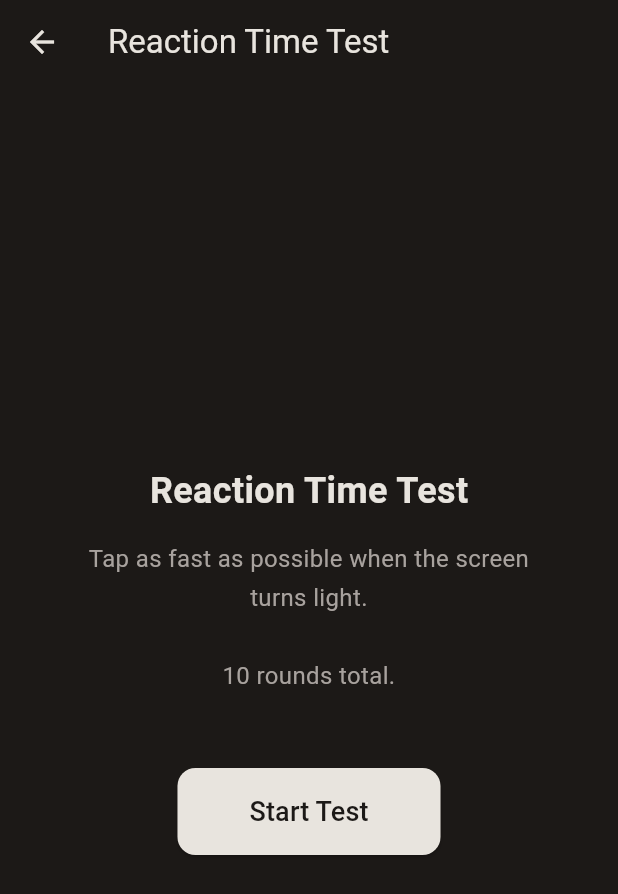
After one commit to rachanaumesh7426/vitalscan_app, a Flutter app: the screen it shows after launch, after a tap on "Reaction Time Test", on a phone screen of 412 x 824 dp. The commit adds this screen. Shown: the top 894 px of the screen. Run offline on Flutter 3.47's test engine with Material 3 defaults, Android fonts, the light colour scheme and no system bars; our stand-ins replace camera, permission_handler.

Commit message:
Add reaction time test screen

```diff
--- a/lib/main.dart
+++ b/lib/main.dart
@@ -1,5 +1,6 @@
 import 'package:flutter/material.dart';
 import 'screens/ppg_screen.dart';
+import 'screens/reaction_time_screen.dart';
 
 void main() {
   runApp(const VitalScanApp());
@@ -116,13 +117,37 @@ class HomeScreen extends StatelessWidget {
                   ),
                 ),
               ),
+              const SizedBox(height: 12),
+              SizedBox(
+                width: double.infinity,
+                child: OutlinedButton(
+                  onPressed: () {
+                    Navigator.push(
+                      context,
+                      MaterialPageRoute(
+                        builder: (_) => const ReactionTimeScreen(),
+                      ),
+                    );
+                  },
+                  style: OutlinedButton.styleFrom(
+                    foregroundColor: const Color.fromARGB(255, 246, 243, 243),
+                    side: const BorderSide(color: Color.fromARGB(255, 241, 240, 240)),
+                    padding: const EdgeInsets.symmetric(vertical: 16),
+                    shape: RoundedRectangleBorder(
+                      borderRadius: BorderRadius.circular(12),
+                    ),
+                  ),
+                  child: const Text('Reaction Time Test',
+                      style: TextStyle(fontSize: 16)),
+                ),
+              ),
               const SizedBox(height: 16),
               const Center(
                 child: Text(
                   'Not a medical device — for screening only',
                   style: TextStyle(
                     fontSize: 12,
-                    color: Color(0xFF6B6661),
+                    color: Color.fromARGB(255, 236, 232, 232),
                   ),
                 ),
               ),
--- /dev/null
+++ b/lib/screens/reaction_time_screen.dart
@@ -0,0 +1,443 @@
+import 'package:flutter/material.dart';
+import 'dart:math';
+import 'dart:async';
+
+class ReactionTimeScreen extends StatefulWidget {
+  const ReactionTimeScreen({super.key});
+
+  @override
+  State<ReactionTimeScreen> createState() => _ReactionTimeScreenState();
+}
+
+class _ReactionTimeScreenState extends State<ReactionTimeScreen> {
+  static const int totalRounds = 10;
+
+  int _round = 0;
+  bool _waiting = false;
+  bool _flashing = false;
+  bool _tooEarly = false;
+  bool _finished = false;
+  DateTime? _flashTime;
+  List<int> _reactionTimes = [];
+  Timer? _timer;
+
+  String get _interpretation {
+    final avg = _average;
+    if (avg < 200) return 'Excellent';
+    if (avg < 250) return 'Good';
+    if (avg < 300) return 'Average';
+    if (avg < 400) return 'Slow';
+    return 'Very slow';
+  }
+
+  String get _neurologicalNote {
+    final avg = _average;
+    if (avg < 250) return 'Normal neurological response';
+    if (avg < 350) return 'Slightly elevated — may indicate fatigue';
+    return 'Elevated — consider rest or medical check';
+  }
+
+  int get _average {
+    if (_reactionTimes.isEmpty) return 0;
+    return (_reactionTimes.reduce((a, b) => a + b) / _reactionTimes.length).round();
+  }
+
+  void _startRound() {
+    if (_round >= totalRounds) return;
+
+    setState(() {
+      _waiting = true;
+      _flashing = false;
+      _tooEarly = false;
+    });
+
+    // Random delay 1.5 to 4 seconds
+    final delay = 1500 + Random().nextInt(2500);
+    _timer = Timer(Duration(milliseconds: delay), () {
+      if (mounted) {
+        setState(() {
+          _flashing = true;
+          _flashTime = DateTime.now();
+        });
+
+        // Auto advance if no tap after 2 seconds
+        _timer = Timer(const Duration(seconds: 2), () {
+          if (mounted && _flashing) {
+            _reactionTimes.add(2000);
+            _nextRound();
+          }
+        });
+      }
+    });
+  }
+
+  void _handleTap() {
+    if (_finished) return;
+
+    if (_flashing && _flashTime != null) {
+      // Valid tap
+      final reactionMs = DateTime.now().difference(_flashTime!).inMilliseconds;
+      _reactionTimes.add(reactionMs);
+      _timer?.cancel();
+      _nextRound();
+    } else if (_waiting) {
+      // Too early
+      _timer?.cancel();
+      setState(() {
+        _tooEarly = true;
+        _waiting = false;
+        _flashing = false;
+      });
+      // Restart round after 1 second
+      Future.delayed(const Duration(seconds: 1), () {
+        if (mounted) _startRound();
+      });
+    }
+  }
+
+  void _nextRound() {
+    setState(() {
+      _round++;
+      _flashing = false;
+      _waiting = false;
+    });
+
+    if (_round >= totalRounds) {
+      setState(() => _finished = true);
+    } else {
+      Future.delayed(const Duration(milliseconds: 800), () {
+        if (mounted) _startRound();
+      });
+    }
+  }
+
+  @override
+  void dispose() {
+    _timer?.cancel();
+    super.dispose();
+  }
+
+  @override
+  Widget build(BuildContext context) {
+    return Scaffold(
+      backgroundColor: _flashing
+          ? const Color(0xFFF2EEE8)
+          : const Color(0xFF1C1917),
+      appBar: _finished || _round == 0
+          ? AppBar(
+              backgroundColor: const Color(0xFF1C1917),
+              foregroundColor: const Color(0xFFE8E4DE),
+              title: const Text('Reaction Time Test'),
+            )
+          : null,
+      body: _finished ? _buildResults() : _buildTest(),
+    );
+  }
+
+  Widget _buildTest() {
+    return GestureDetector(
+      onTap: _waiting || _flashing ? _handleTap : null,
+      behavior: HitTestBehavior.opaque,
+      child: SizedBox(
+        width: double.infinity,
+        height: double.infinity,
+        child: Column(
+          mainAxisAlignment: MainAxisAlignment.center,
+          children: [
+            if (_round == 0) ...[
+              const Text(
+                'Reaction Time Test',
+                style: TextStyle(
+                  fontSize: 24,
+                  fontWeight: FontWeight.bold,
+                  color: Color(0xFFE8E4DE),
+                ),
+              ),
+              const SizedBox(height: 16),
+              const Padding(
+                padding: EdgeInsets.symmetric(horizontal: 40),
+                child: Text(
+                  'Tap as fast as possible when the screen turns light.\n\n10 rounds total.',
+                  textAlign: TextAlign.center,
+                  style: TextStyle(
+                    color: Color(0xFFA8A29E),
+                    fontSize: 16,
+                    height: 1.6,
+                  ),
+                ),
+              ),
+              const SizedBox(height: 48),
+              ElevatedButton(
+                onPressed: _startRound,
+                style: ElevatedButton.styleFrom(
+                  backgroundColor: const Color(0xFFE8E4DE),
+                  foregroundColor: const Color(0xFF1C1917),
+                  padding: const EdgeInsets.symmetric(
+                      horizontal: 48, vertical: 16),
+                  shape: RoundedRectangleBorder(
+                    borderRadius: BorderRadius.circular(12),
+                  ),
+                ),
+                child: const Text('Start Test',
+                    style: TextStyle(fontSize: 18)),
+              ),
+            ] else if (_tooEarly) ...[
+              const Icon(Icons.warning_outlined,
+                  color: Color(0xFF9AA5B1), size: 64),
+              const SizedBox(height: 16),
+              const Text(
+                'Too early!',
+                style: TextStyle(
+                  fontSize: 28,
+                  fontWeight: FontWeight.bold,
+                  color: Color(0xFFE8E4DE),
+                ),
+              ),
+              const SizedBox(height: 8),
+              const Text(
+                'Wait for the screen to flash',
+                style: TextStyle(
+                    color: Color(0xFFA8A29E), fontSize: 16),
+              ),
+            ] else if (_waiting) ...[
+              Text(
+                'Round ${_round + 1} of $totalRounds',
+                style: const TextStyle(
+                    color: Color(0xFF6B6661), fontSize: 14),
+              ),
+              const SizedBox(height: 40),
+              const Text(
+                'Get ready...',
+                style: TextStyle(
+                  fontSize: 32,
+                  color: Color(0xFFE8E4DE),
+                  fontWeight: FontWeight.w300,
+                ),
+              ),
+              const SizedBox(height: 16),
+              const Text(
+                'Tap when screen flashes',
+                style: TextStyle(
+                    color: Color(0xFFA8A29E), fontSize: 16),
+              ),
+            ] else if (_flashing) ...[
+              const Text(
+                'TAP!',
+                style: TextStyle(
+                  fontSize: 64,
+                  fontWeight: FontWeight.bold,
+                  color: Color(0xFF1C1917),
+                ),
+              ),
+            ] else ...[
+              Text(
+                _reactionTimes.isNotEmpty
+                    ? '${_reactionTimes.last} ms'
+                    : '',
+                style: const TextStyle(
+                  fontSize: 48,
+                  fontWeight: FontWeight.bold,
+                  color: Color(0xFFE8E4DE),
+                ),
+              ),
+              const SizedBox(height: 8),
+              Text(
+                '$_round of $totalRounds done',
+                style: const TextStyle(
+                    color: Color(0xFFA8A29E), fontSize: 16),
+              ),
+            ],
+          ],
+        ),
+      ),
+    );
+  }
+
+  Widget _buildResults() {
+    final best = _reactionTimes.reduce(min);
+    final worst = _reactionTimes.reduce(max);
+
+    return SingleChildScrollView(
+      padding: const EdgeInsets.all(24),
+      child: Column(
+        crossAxisAlignment: CrossAxisAlignment.start,
+        children: [
+          const SizedBox(height: 20),
+          const Text(
+            'Reaction Time Results',
+            style: TextStyle(
+              fontSize: 28,
+              fontWeight: FontWeight.bold,
+              color: Color(0xFFE8E4DE),
+            ),
+          ),
+          const SizedBox(height: 24),
+          Container(
+            width: double.infinity,
+            padding: const EdgeInsets.all(24),
+            decoration: BoxDecoration(
+              color: const Color(0xFF262320),
+              borderRadius: BorderRadius.circular(16),
+              border: Border.all(color: const Color(0xFF34302D)),
+            ),
+            child: Column(
+              children: [
+                Text(
+                  '$_average ms',
+                  style: const TextStyle(
+                    fontSize: 56,
+                    fontWeight: FontWeight.bold,
+                    color: Color(0xFFE8E4DE),
+                  ),
+                ),
+                Text(
+                  'Average reaction time',
+                  style: const TextStyle(
+                      color: Color(0xFFA8A29E), fontSize: 14),
+                ),
+                const SizedBox(height: 8),
+                Text(
+                  _interpretation,
+                  style: const TextStyle(
+                    fontSize: 20,
+                    fontWeight: FontWeight.w600,
+                    color: Color(0xFFD5D0C9),
+                  ),
+                ),
+              ],
+            ),
+          ),
+          const SizedBox(height: 16),
+          Row(
+            children: [
+              Expanded(
+                child: Container(
+                  padding: const EdgeInsets.all(16),
+                  decoration: BoxDecoration(
+                    color: const Color(0xFF262320),
+                    borderRadius: BorderRadius.circular(12),
+                    border:
+                        Border.all(color: const Color(0xFF34302D)),
+                  ),
+                  child: Column(
+                    children: [
+                      Text(
+                        '$best ms',
+                        style: const TextStyle(
+                          fontSize: 24,
+                          fontWeight: FontWeight.bold,
+                          color: Color(0xFFE8E4DE),
+                        ),
+                      ),
+                      const Text('Best',
+                          style: TextStyle(
+                              color: Color(0xFFA8A29E),
+                              fontSize: 13)),
+                    ],
+                  ),
+                ),
+              ),
+              const SizedBox(width: 12),
+              Expanded(
+                child: Container(
+                  padding: const EdgeInsets.all(16),
+                  decoration: BoxDecoration(
+                    color: const Color(0xFF262320),
+                    borderRadius: BorderRadius.circular(12),
+                    border:
+                        Border.all(color: const Color(0xFF34302D)),
+                  ),
+                  child: Column(
+                    children: [
+                      Text(
+                        '$worst ms',
+                        style: const TextStyle(
+                          fontSize: 24,
+                          fontWeight: FontWeight.bold,
+                          color: Color(0xFFE8E4DE),
+                        ),
+                      ),
+                      const Text('Worst',
+                          style: TextStyle(
+                              color: Color(0xFFA8A29E),
+                              fontSize: 13)),
+                    ],
+                  ),
+                ),
+              ),
+            ],
+          ),
+          const SizedBox(height: 16),
+          Container(
+            padding: const EdgeInsets.all(16),
+            decoration: BoxDecoration(
+              color: const Color(0xFF262320),
+              borderRadius: BorderRadius.circular(12),
+              border: Border.all(color: const Color(0xFF34302D)),
+            ),
+            child: Row(
+              children: [
+                const Icon(Icons.info_outline,
+                    color: Color(0xFF9AA5B1), size: 20),
+                const SizedBox(width: 12),
+                Expanded(
+                  child: Text(
+                    _neurologicalNote,
+                    style: const TextStyle(
+                        color: Color(0xFFA8A29E), fontSize: 14),
+                  ),
+                ),
+              ],
+            ),
+          ),
+          const SizedBox(height: 16),
+          const Text(
+            'All rounds (ms):',
+            style: TextStyle(
+                color: Color(0xFF6B6661), fontSize: 13),
+          ),
+          const SizedBox(height: 8),
+          Wrap(
+            spacing: 8,
+            runSpacing: 8,
+            children: _reactionTimes.asMap().entries.map((e) {
+              return Container(
+                padding: const EdgeInsets.symmetric(
+                    horizontal: 12, vertical: 6),
+                decoration: BoxDecoration(
+                  color: const Color(0xFF2E2A27),
+                  borderRadius: BorderRadius.circular(8),
+                  border:
+                      Border.all(color: const Color(0xFF34302D)),
+                ),
+                child: Text(
+                  '${e.key + 1}: ${e.value}ms',
+                  style: const TextStyle(
+                      color: Color(0xFFE8E4DE), fontSize: 13),
+                ),
+              );
+            }).toList(),
+          ),
+          const SizedBox(height: 32),
+          SizedBox(
+            width: double.infinity,
+            child: ElevatedButton(
+              onPressed: () => Navigator.pop(context),
+              style: ElevatedButton.styleFrom(
+                backgroundColor: const Color(0xFFE8E4DE),
+                foregroundColor: const Color(0xFF1C1917),
+                padding: const EdgeInsets.symmetric(vertical: 16),
+                shape: RoundedRectangleBorder(
+                  borderRadius: BorderRadius.circular(12),
+                ),
+              ),
+              child: const Text('Done',
+                  style: TextStyle(fontSize: 16)),
+            ),
+          ),
+          const SizedBox(height: 24),
+        ],
+      ),
+    );
+  }
+}
```
